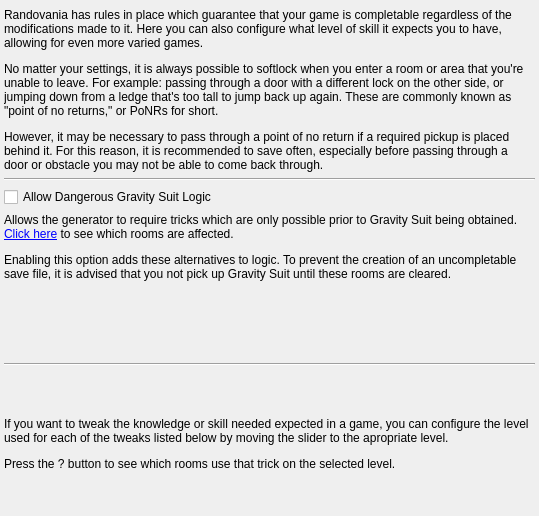
Above: randovania/gui/ui_files/preset_trick_level.ui from randovania/randovania before the change. Below: the same form after it.
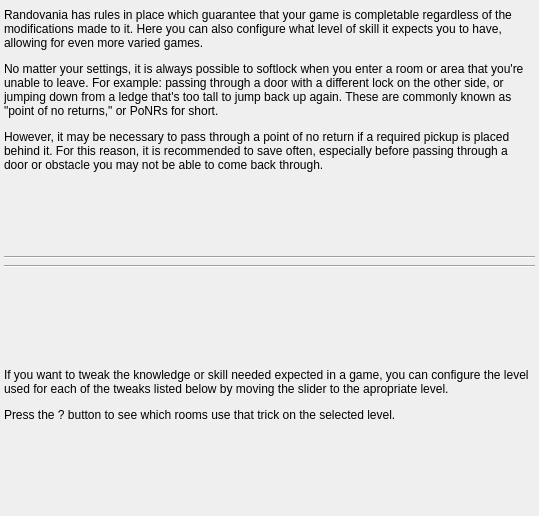
That is the form after the change.

Commit message: Gravity Suit logic is always safe

Patch:
```diff
--- a/randovania/gui/ui_files/preset_trick_level.ui
+++ b/randovania/gui/ui_files/preset_trick_level.ui
@@ -86,26 +86,6 @@
           </property>
          </widget>
         </item>
-        <item>
-         <widget class="QCheckBox" name="underwater_abuse_check">
-          <property name="text">
-           <string>Allow Dangerous Gravity Suit Logic</string>
-          </property>
-         </widget>
-        </item>
-        <item>
-         <widget class="QLabel" name="underwater_abuse_label">
-          <property name="text">
-           <string>&lt;html&gt;&lt;head/&gt;&lt;body&gt;&lt;p&gt; Allows the generator to require tricks which are only possible prior to Gravity Suit being obtained. &lt;a href=&quot;resource-details://misc/gravity&quot;&gt;&lt;span style=&quot; text-decoration: underline; color:#0000ff;&quot;&gt;Click here&lt;/span&gt;&lt;/a&gt; to see which rooms are affected.&lt;/p&gt;&lt;p&gt;Enabling this option adds these alternatives to logic. To prevent the creation of an uncompletable save file, it is advised that you not pick up Gravity Suit until these rooms are cleared. &lt;/p&gt;&lt;/body&gt;&lt;/html&gt;</string>
-          </property>
-          <property name="alignment">
-           <set>Qt::AlignmentFlag::AlignLeading|Qt::AlignmentFlag::AlignLeft|Qt::AlignmentFlag::AlignTop</set>
-          </property>
-          <property name="wordWrap">
-           <bool>true</bool>
-          </property>
-         </widget>
-        </item>
         <item>
          <widget class="Line" name="trick_level_line_2">
           <property name="orientation">
```
The commit also changes 16 other files.
